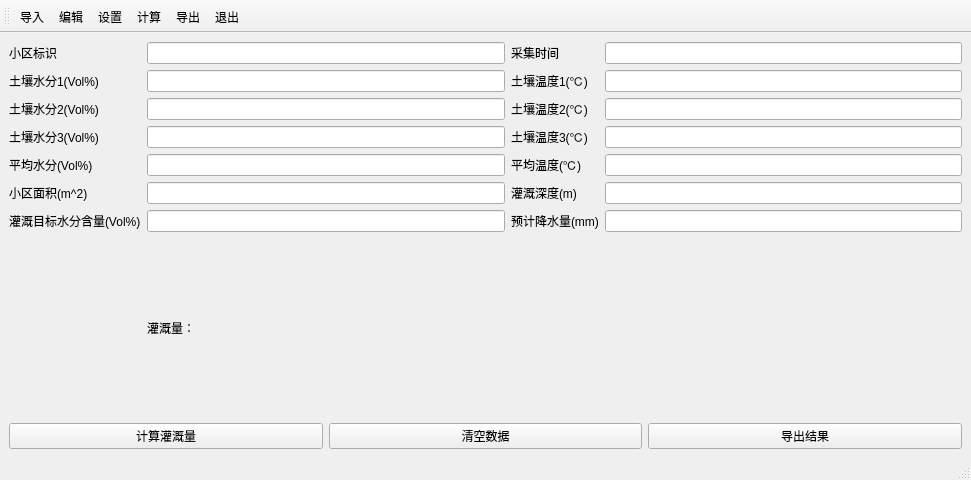
This is mainwindow.ui in qcsunlight/jsgg-pyqt as Qt 5 draws it before an edit. The edited form follows.
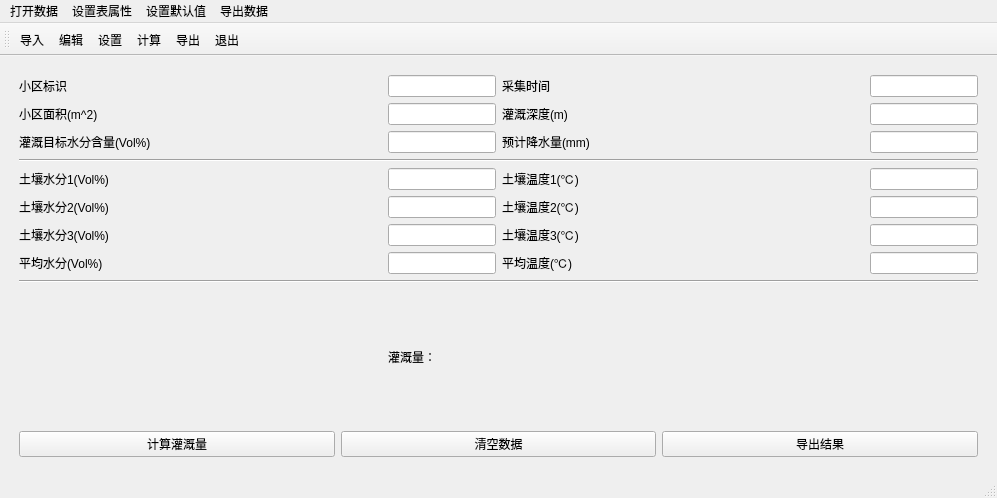
This is the edited form. Icons and pictures are not drawn.

```diff
--- a/mainwindow.ui
+++ b/mainwindow.ui
@@ -6,8 +6,8 @@
    <rect>
     <x>0</x>
     <y>0</y>
-    <width>971</width>
-    <height>480</height>
+    <width>997</width>
+    <height>498</height>
    </rect>
   </property>
   <property name="windowTitle">
@@ -24,8 +24,23 @@
    <bool>false</bool>
   </property>
   <widget class="QWidget" name="centralwidget">
+   <property name="styleSheet">
+    <string notr="true"/>
+   </property>
    <layout class="QGridLayout" name="gridLayout">
-    <item row="9" column="0" colspan="4">
+    <property name="leftMargin">
+     <number>19</number>
+    </property>
+    <property name="topMargin">
+     <number>19</number>
+    </property>
+    <property name="rightMargin">
+     <number>19</number>
+    </property>
+    <property name="bottomMargin">
+     <number>19</number>
+    </property>
+    <item row="13" column="0" colspan="4">
      <layout class="QHBoxLayout" name="horizontalLayout">
       <item>
        <widget class="QPushButton" name="pushButton">
@@ -50,24 +65,7 @@
       </item>
      </layout>
     </item>
-    <item row="5" column="0">
-     <widget class="QLabel" name="label11">
-      <property name="text">
-       <string>小区面积(m^2)</string>
-      </property>
-     </widget>
-    </item>
-    <item row="1" column="2">
-     <widget class="QLabel" name="label4">
-      <property name="text">
-       <string>土壤温度1(℃)</string>
-      </property>
-     </widget>
-    </item>
-    <item row="6" column="1">
-     <widget class="QLineEdit" name="lineEdit13"/>
-    </item>
-    <item row="3" column="2">
+    <item row="7" column="2">
      <widget class="QLabel" name="label8">
       <property name="text">
        <string>土壤温度3(℃)</string>
@@ -84,122 +82,254 @@
       </property>
      </widget>
     </item>
-    <item row="4" column="3">
-     <widget class="QLineEdit" name="lineEdit10"/>
+    <item row="7" column="1">
+     <widget class="QLineEdit" name="lineEdit7">
+      <property name="sizePolicy">
+       <sizepolicy hsizetype="Fixed" vsizetype="Fixed">
+        <horstretch>0</horstretch>
+        <verstretch>0</verstretch>
+       </sizepolicy>
+      </property>
+     </widget>
     </item>
-    <item row="4" column="2">
-     <widget class="QLabel" name="label10">
+    <item row="2" column="0">
+     <widget class="QLabel" name="label11">
       <property name="text">
-       <string>平均温度(℃)</string>
+       <string>小区面积(m^2)</string>
       </property>
      </widget>
     </item>
-    <item row="3" column="1">
-     <widget class="QLineEdit" name="lineEdit7"/>
+    <item row="8" column="1">
+     <widget class="QLineEdit" name="lineEdit9">
+      <property name="sizePolicy">
+       <sizepolicy hsizetype="Fixed" vsizetype="Fixed">
+        <horstretch>0</horstretch>
+        <verstretch>0</verstretch>
+       </sizepolicy>
+      </property>
+     </widget>
     </item>
-    <item row="2" column="2">
+    <item row="2" column="3">
+     <widget class="QLineEdit" name="lineEdit12">
+      <property name="sizePolicy">
+       <sizepolicy hsizetype="Fixed" vsizetype="Fixed">
+        <horstretch>0</horstretch>
+        <verstretch>0</verstretch>
+       </sizepolicy>
+      </property>
+     </widget>
+    </item>
+    <item row="6" column="2">
      <widget class="QLabel" name="label6">
       <property name="text">
        <string>土壤温度2(℃)</string>
       </property>
      </widget>
     </item>
-    <item row="4" column="0">
+    <item row="0" column="1">
+     <widget class="QLineEdit" name="lineEdit1">
+      <property name="sizePolicy">
+       <sizepolicy hsizetype="Fixed" vsizetype="Fixed">
+        <horstretch>0</horstretch>
+        <verstretch>0</verstretch>
+       </sizepolicy>
+      </property>
+     </widget>
+    </item>
+    <item row="2" column="1">
+     <widget class="QLineEdit" name="lineEdit11">
+      <property name="sizePolicy">
+       <sizepolicy hsizetype="Fixed" vsizetype="Fixed">
+        <horstretch>0</horstretch>
+        <verstretch>0</verstretch>
+       </sizepolicy>
+      </property>
+     </widget>
+    </item>
+    <item row="6" column="0">
+     <widget class="QLabel" name="label5">
+      <property name="text">
+       <string>土壤水分2(Vol%)</string>
+      </property>
+     </widget>
+    </item>
+    <item row="0" column="2">
+     <widget class="QLabel" name="label2">
+      <property name="text">
+       <string>采集时间</string>
+      </property>
+     </widget>
+    </item>
+    <item row="8" column="2">
+     <widget class="QLabel" name="label10">
+      <property name="text">
+       <string>平均温度(℃)</string>
+      </property>
+     </widget>
+    </item>
+    <item row="11" column="1">
+     <widget class="QLabel" name="label_result">
+      <property name="styleSheet">
+       <string notr="true">font: 22pt &quot;黑体&quot;;</string>
+      </property>
+      <property name="text">
+       <string>灌溉量：</string>
+      </property>
+      <property name="margin">
+       <number>0</number>
+      </property>
+     </widget>
+    </item>
+    <item row="8" column="0">
      <widget class="QLabel" name="label9">
       <property name="text">
        <string>平均水分(Vol%)</string>
       </property>
      </widget>
     </item>
-    <item row="3" column="0">
+    <item row="7" column="0">
      <widget class="QLabel" name="label7">
       <property name="text">
        <string>土壤水分3(Vol%)</string>
       </property>
      </widget>
     </item>
-    <item row="5" column="2">
+    <item row="0" column="3">
+     <widget class="QLineEdit" name="lineEdit2">
+      <property name="sizePolicy">
+       <sizepolicy hsizetype="Fixed" vsizetype="Fixed">
+        <horstretch>0</horstretch>
+        <verstretch>0</verstretch>
+       </sizepolicy>
+      </property>
+     </widget>
+    </item>
+    <item row="7" column="3">
+     <widget class="QLineEdit" name="lineEdit8">
+      <property name="sizePolicy">
+       <sizepolicy hsizetype="Fixed" vsizetype="Fixed">
+        <horstretch>0</horstretch>
+        <verstretch>0</verstretch>
+       </sizepolicy>
+      </property>
+     </widget>
+    </item>
+    <item row="2" column="2">
      <widget class="QLabel" name="label12">
       <property name="text">
        <string>灌溉深度(m)</string>
       </property>
      </widget>
     </item>
-    <item row="6" column="0">
-     <widget class="QLabel" name="label13">
-      <property name="text">
-       <string>灌溉目标水分含量(Vol%)</string>
-      </property>
-     </widget>
-    </item>
-    <item row="6" column="2">
-     <widget class="QLabel" name="label14">
-      <property name="text">
-       <string>预计降水量(mm)</string>
-      </property>
-     </widget>
-    </item>
-    <item row="4" column="1">
-     <widget class="QLineEdit" name="lineEdit9"/>
-    </item>
-    <item row="5" column="1">
-     <widget class="QLineEdit" name="lineEdit11"/>
-    </item>
     <item row="6" column="3">
-     <widget class="QLineEdit" name="lineEdit14"/>
+     <widget class="QLineEdit" name="lineEdit6">
+      <property name="sizePolicy">
+       <sizepolicy hsizetype="Fixed" vsizetype="Fixed">
+        <horstretch>0</horstretch>
+        <verstretch>0</verstretch>
+       </sizepolicy>
+      </property>
+     </widget>
+    </item>
+    <item row="8" column="3">
+     <widget class="QLineEdit" name="lineEdit10">
+      <property name="sizePolicy">
+       <sizepolicy hsizetype="Fixed" vsizetype="Fixed">
+        <horstretch>0</horstretch>
+        <verstretch>0</verstretch>
+       </sizepolicy>
+      </property>
+     </widget>
+    </item>
+    <item row="6" column="1">
+     <widget class="QLineEdit" name="lineEdit5">
+      <property name="sizePolicy">
+       <sizepolicy hsizetype="Fixed" vsizetype="Fixed">
+        <horstretch>0</horstretch>
+        <verstretch>0</verstretch>
+       </sizepolicy>
+      </property>
+     </widget>
+    </item>
+    <item row="9" column="0" colspan="4">
+     <widget class="Line" name="line_2">
+      <property name="orientation">
+       <enum>Qt::Horizontal</enum>
+      </property>
+     </widget>
     </item>
     <item row="5" column="3">
-     <widget class="QLineEdit" name="lineEdit12"/>
+     <widget class="QLineEdit" name="lineEdit4">
+      <property name="sizePolicy">
+       <sizepolicy hsizetype="Fixed" vsizetype="Fixed">
+        <horstretch>0</horstretch>
+        <verstretch>0</verstretch>
+       </sizepolicy>
+      </property>
+     </widget>
     </item>
-    <item row="0" column="1">
-     <widget class="QLineEdit" name="lineEdit1"/>
+    <item row="5" column="1">
+     <widget class="QLineEdit" name="lineEdit3">
+      <property name="sizePolicy">
+       <sizepolicy hsizetype="Fixed" vsizetype="Fixed">
+        <horstretch>0</horstretch>
+        <verstretch>0</verstretch>
+       </sizepolicy>
+      </property>
+     </widget>
     </item>
-    <item row="2" column="1">
-     <widget class="QLineEdit" name="lineEdit5"/>
-    </item>
-    <item row="1" column="0">
+    <item row="5" column="0">
      <widget class="QLabel" name="label3">
       <property name="text">
        <string>土壤水分1(Vol%)</string>
       </property>
      </widget>
     </item>
-    <item row="2" column="0">
-     <widget class="QLabel" name="label5">
+    <item row="5" column="2">
+     <widget class="QLabel" name="label4">
       <property name="text">
-       <string>土壤水分2(Vol%)</string>
+       <string>土壤温度1(℃)</string>
       </property>
      </widget>
     </item>
-    <item row="0" column="2">
-     <widget class="QLabel" name="label2">
+    <item row="4" column="0" colspan="4">
+     <widget class="Line" name="line">
+      <property name="orientation">
+       <enum>Qt::Horizontal</enum>
+      </property>
+     </widget>
+    </item>
+    <item row="3" column="0">
+     <widget class="QLabel" name="label13">
       <property name="text">
-       <string>采集时间</string>
+       <string>灌溉目标水分含量(Vol%)</string>
       </property>
      </widget>
     </item>
-    <item row="0" column="3">
-     <widget class="QLineEdit" name="lineEdit2"/>
+    <item row="3" column="1">
+     <widget class="QLineEdit" name="lineEdit13">
+      <property name="sizePolicy">
+       <sizepolicy hsizetype="Fixed" vsizetype="Fixed">
+        <horstretch>0</horstretch>
+        <verstretch>0</verstretch>
+       </sizepolicy>
+      </property>
+     </widget>
     </item>
-    <item row="1" column="1">
-     <widget class="QLineEdit" name="lineEdit3"/>
-    </item>
-    <item row="2" column="3">
-     <widget class="QLineEdit" name="lineEdit6"/>
-    </item>
-    <item row="1" column="3">
-     <widget class="QLineEdit" name="lineEdit4"/>
+    <item row="3" column="2">
+     <widget class="QLabel" name="label14">
+      <property name="text">
+       <string>预计降水量(mm)</string>
+      </property>
+     </widget>
     </item>
     <item row="3" column="3">
-     <widget class="QLineEdit" name="lineEdit8"/>
-    </item>
-    <item row="7" column="1">
-     <widget class="QLabel" name="label_result">
-      <property name="styleSheet">
-       <string notr="true">font: 22pt &quot;黑体&quot;;</string>
-      </property>
-      <property name="text">
-       <string>灌溉量：</string>
+     <widget class="QLineEdit" name="lineEdit14">
+      <property name="sizePolicy">
+       <sizepolicy hsizetype="Fixed" vsizetype="Fixed">
+        <horstretch>0</horstretch>
+        <verstretch>0</verstretch>
+       </sizepolicy>
       </property>
      </widget>
     </item>
@@ -229,6 +359,43 @@
    <addaction name="actionOutput"/>
    <addaction name="actionQuit"/>
   </widget>
+  <widget class="QMenuBar" name="menuBar">
+   <property name="geometry">
+    <rect>
+     <x>0</x>
+     <y>0</y>
+     <width>997</width>
+     <height>26</height>
+    </rect>
+   </property>
+   <property name="styleSheet">
+    <string notr="true">font: 11pt &quot;微软雅黑&quot;;</string>
+   </property>
+   <widget class="QMenu" name="menu">
+    <property name="title">
+     <string>打开数据</string>
+    </property>
+   </widget>
+   <widget class="QMenu" name="menu_2">
+    <property name="title">
+     <string>设置表属性</string>
+    </property>
+   </widget>
+   <widget class="QMenu" name="menu_3">
+    <property name="title">
+     <string>设置默认值</string>
+    </property>
+   </widget>
+   <widget class="QMenu" name="menu_4">
+    <property name="title">
+     <string>导出数据</string>
+    </property>
+   </widget>
+   <addaction name="menu"/>
+   <addaction name="menu_2"/>
+   <addaction name="menu_3"/>
+   <addaction name="menu_4"/>
+  </widget>
   <action name="actionQuit">
    <property name="icon">
     <iconset resource="jsgg.qrc">
```
Left out of the diff: 34 changed lines with no effect on the pictures.
